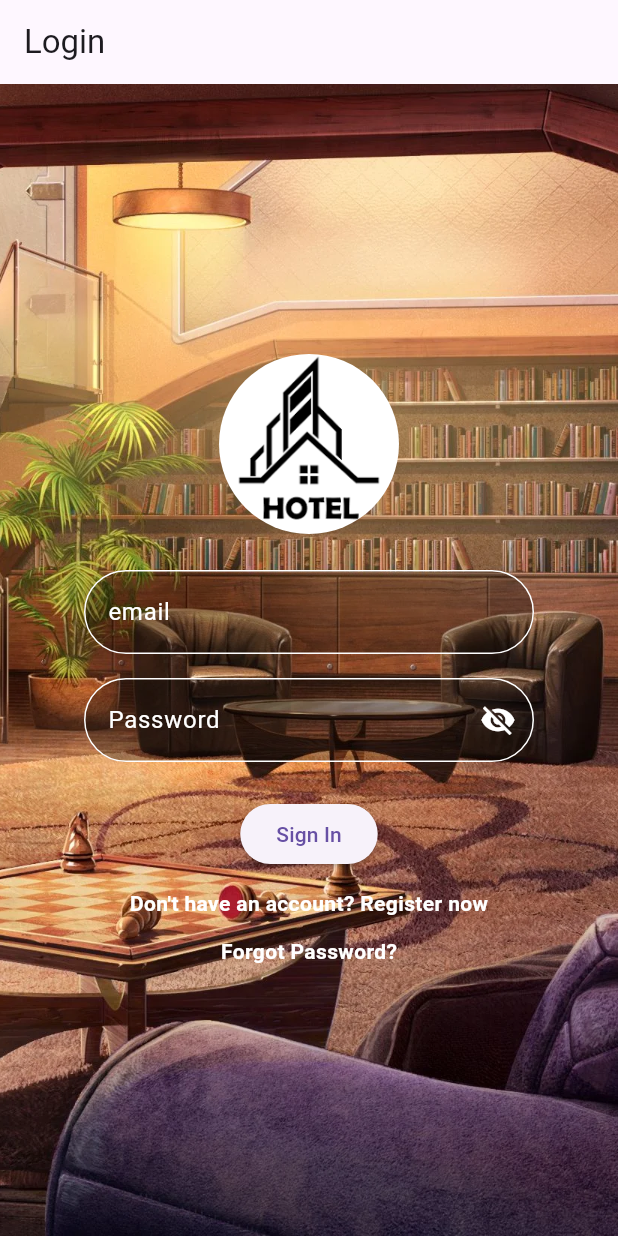
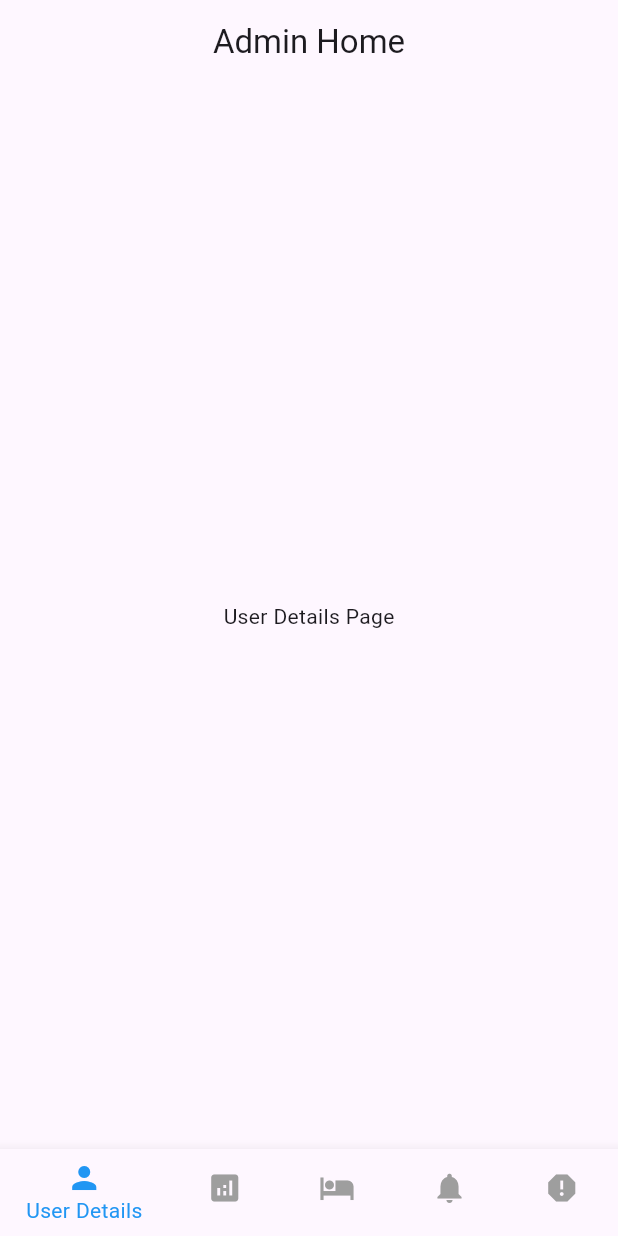
Before and after one commit to sreenanda-shani/hotel-management, a Flutter app: the screen it shows after launch, on a phone screen of 412 x 824 dp. Run offline on Flutter 3.47's test engine with Material 3 defaults, Android fonts, the phone set to English and light mode, and no system bars; our stand-ins replace cloud_firestore, firebase_auth, firebase_core; accounts and stored records are empty.

Commit message:
admin_screen

```diff
--- /dev/null
+++ b/lib/admin/screen/_screen.dart
@@ -0,0 +1,79 @@
+import 'package:flutter/material.dart';
+
+void main() {
+  runApp(AdminHomePage());
+}
+
+class AdminHomePage extends StatelessWidget {
+  @override
+  Widget build(BuildContext context) {
+    return MaterialApp(
+      title: 'Admin Home',
+      theme: ThemeData(primarySwatch: Colors.blue),
+      home: AdminHomeScreen(),
+    );
+  }
+}
+
+class AdminHomeScreen extends StatefulWidget {
+  @override
+  _AdminHomeScreenState createState() => _AdminHomeScreenState();
+}
+
+class _AdminHomeScreenState extends State<AdminHomeScreen> {
+  int _selectedIndex = 0;
+
+  // Placeholder for pages
+  static const List<Widget> _pages = <Widget>[
+    Center(child: Text('User Details Page')),
+    Center(child: Text('Analytics Page')),
+    Center(child: Text('Hotel Management Page')),
+    Center(child: Text('Notifications Page')),
+    Center(child: Text('Reports Page')),
+  ];
+
+  void _onItemTapped(int index) {
+    setState(() {
+      _selectedIndex = index;
+    });
+  }
+
+  @override
+  Widget build(BuildContext context) {
+    return Scaffold(
+      appBar: AppBar(
+        title: Text('Admin Home'),
+        centerTitle: true,
+      ),
+      body: _pages[_selectedIndex],
+      bottomNavigationBar: BottomNavigationBar(
+        items: const <BottomNavigationBarItem>[
+          BottomNavigationBarItem(
+            icon: Icon(Icons.person),
+            label: 'User Details',
+          ),
+          BottomNavigationBarItem(
+            icon: Icon(Icons.analytics),
+            label: 'Analytics',
+          ),
+          BottomNavigationBarItem(
+            icon: Icon(Icons.hotel),
+            label: 'Hotel Management',
+          ),
+          BottomNavigationBarItem(
+            icon: Icon(Icons.notifications),
+            label: 'Notifications',
+          ),
+          BottomNavigationBarItem(
+            icon: Icon(Icons.report),
+            label: 'Reports',
+          ),
+        ],
+        currentIndex: _selectedIndex,
+        selectedItemColor: Colors.blue,
+        unselectedItemColor: Colors.grey,
+        onTap: _onItemTapped,
+      ),
+    );
+  }
+}
--- a/lib/main.dart
+++ b/lib/main.dart
@@ -1,6 +1,7 @@
 import 'package:firebase_core/firebase_core.dart';
 import 'package:flutter/material.dart';
-import 'package:project1/admin/admin_login.dart';
+import 'package:project1/admin/screen/_screen.dart';
+import 'package:project1/admin/screen/admin_login.dart';
 import 'package:project1/firebase_options.dart';
 import 'package:project1/user/forgot_password_page.dart';
 import 'package:project1/user/home_page.dart';
@@ -15,6 +16,6 @@ Future<void> main() async {
 );
   runApp(MaterialApp(
     debugShowCheckedModeBanner: false,
-    home: LoginPage()
+    home: AdminHomeScreen()
   ));
 }
```
Also changed, not shown: lib/admin/screen/analytics_screen.dart (added, +16 -0 lines), lib/admin/screen/hotel_management_screen.dart (added, +16 -0 lines), lib/admin/screen/notification_screen.dart (added, +16 -0 lines), lib/admin/screen/report_screen.dart (added, +16 -0 lines), lib/admin/screen/user_details_screen.dart (added, +16 -0 lines), lib/admin/screen/admin_login.dart (renamed from lib/admin/admin_login.dart).
